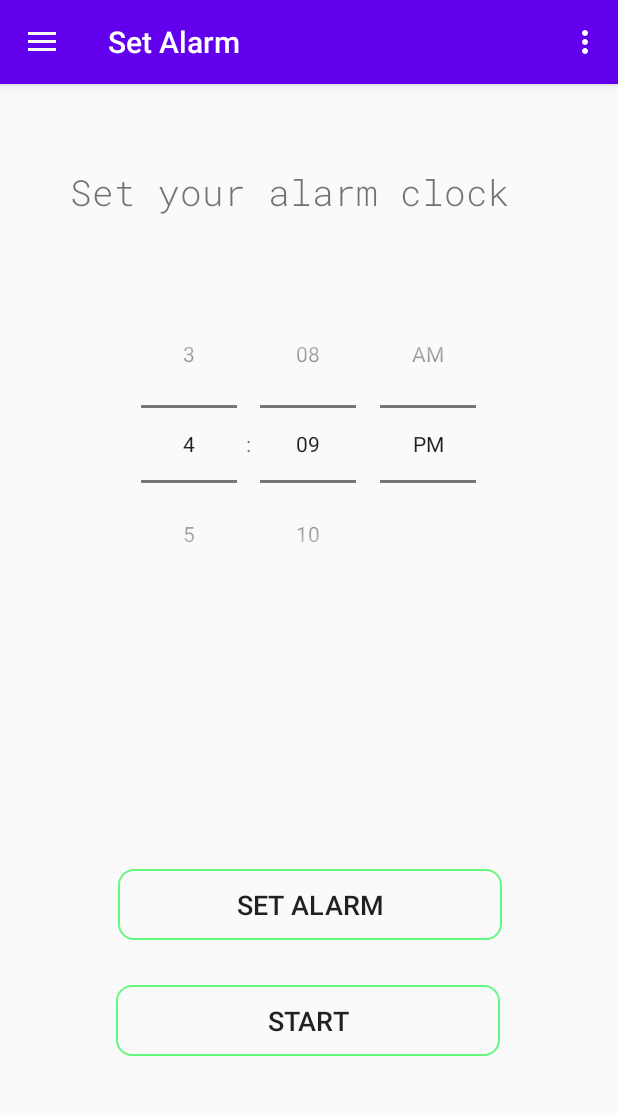
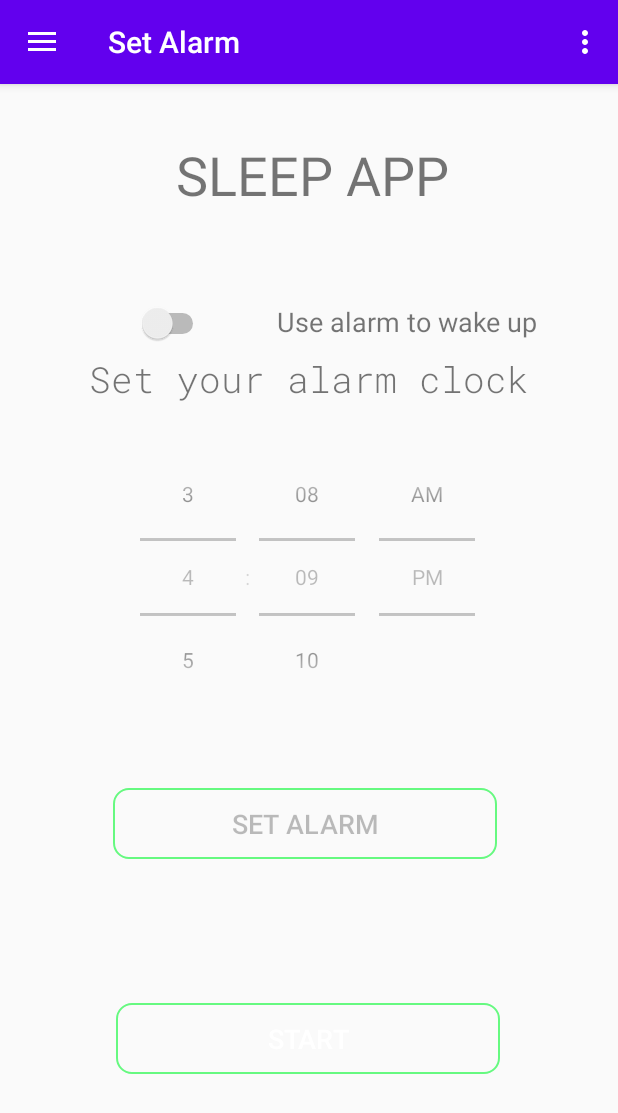
Before and after one commit to ekellim/Sleep-app, an Android app: the screen it shows after launch (MainActivity), on a phone screen of 412 x 824 dp. Shown: the top 1113 px of the screen. Run offline under Robolectric (Android 15) with nearby library versions, the light colour scheme and no system bars; our stand-ins replace navigation-ui.

Commit message:
Home screen alarm option layoutfixes popup window overview

```diff
--- a/app/src/main/java/com/example/sleep_app/Fragments/Set_alarm.java
+++ b/app/src/main/java/com/example/sleep_app/Fragments/Set_alarm.java
@@ -8,6 +8,7 @@ import android.app.NotificationChannel;
 import android.app.NotificationManager;
 import android.content.Context;
 import android.content.Intent;
+import android.graphics.Color;
 import android.hardware.Sensor;
 import android.hardware.SensorManager;
 import android.os.Build;
@@ -21,6 +22,8 @@ import android.view.View;
 import android.view.ViewGroup;
 import android.view.WindowManager;
 import android.widget.Button;
+import android.widget.CompoundButton;
+import android.widget.Switch;
 import android.widget.TextView;
 import android.widget.TimePicker;
 import android.widget.Toast;
@@ -63,7 +66,9 @@ public class Set_alarm extends Fragment {
     TimePicker timePicker;
     TimePicker.OnTimeChangedListener setTime;
     MyDBHandler db;
+    Button setAlarmButton;
     Button startButton;
+    Boolean switchState = false;
 
     /**
      * Whether or not the system UI should be auto-hidden after
@@ -159,6 +164,15 @@ public class Set_alarm extends Fragment {
         super.onViewCreated(view, savedInstanceState);
         mVisible = true;
 
+        Switch switch1 = view.findViewById(R.id.switch1);
+        switch1.setOnCheckedChangeListener(new CompoundButton.OnCheckedChangeListener() {
+            @Override
+            public void onCheckedChanged(CompoundButton buttonView, boolean isChecked) {
+                switchState = isChecked;
+                switchChanged();
+            }
+        });
+
         final TextView title = view.findViewById(R.id.title);
         title.setText("Set your alarm clock");
         timePicker = view.findViewById(R.id.timePicker);
@@ -167,7 +181,6 @@ public class Set_alarm extends Fragment {
         sensor = sensorManager.getDefaultSensor(Sensor.TYPE_ACCELEROMETER);
         //db = new MyDBHandler();
         startButton = (Button) view.findViewById(R.id.start_button);
-        startButton.setActivated(false);
         startButton.setOnClickListener(new View.OnClickListener() {
 
             @RequiresApi(api = Build.VERSION_CODES.O)
@@ -178,12 +191,11 @@ public class Set_alarm extends Fragment {
                     return;
                 } else {
                     startSleepMeasure(v);
-                    //testService(v);
                 }
             }
         });
 
-        Button setAlarmButton = view.findViewById(R.id.setAlarm_button);
+        setAlarmButton = view.findViewById(R.id.setAlarm_button);
         setAlarmButton.setOnClickListener(new View.OnClickListener() {
             @RequiresApi(api = Build.VERSION_CODES.M)
             @Override
@@ -191,6 +203,7 @@ public class Set_alarm extends Fragment {
                 setAlarm(v);
             }
         });
+        switchChanged();
     }
 
     @RequiresApi(api = Build.VERSION_CODES.M)
@@ -198,36 +211,25 @@ public class Set_alarm extends Fragment {
         Intent intent = new Intent(AlarmClock.ACTION_SET_ALARM);
 
         startButton.setActivated(true);
+        startButton.setTextColor(Color.WHITE);
 
         intent.putExtra(AlarmClock.EXTRA_HOUR, timePicker.getHour());
         intent.putExtra(AlarmClock.EXTRA_MINUTES, timePicker.getMinute());
         startActivity(intent);
     }
 
-
-
-    @RequiresApi(api = Build.VERSION_CODES.O)
-    public void testService(View v){
-        Intent intent = new Intent(getActivity(), SleepService.class);
-        Sleep activity;
-
-        DateTimeFormatter dtf = DateTimeFormatter.ofPattern("HH:mm:ss-dd/MM/yy");
-        LocalDateTime now = LocalDateTime.now();
-        try {
-            activity = new Sleep(-1, dtf.format(now), "null");
-        } catch (Exception e){
-            Toast.makeText(getActivity(), e.toString(), Toast.LENGTH_SHORT).show();
-            activity = new Sleep(-1, "error", "error");
+    public void switchChanged(){
+        if(switchState){
+            timePicker.setEnabled(true);
+            setAlarmButton.setEnabled(true);
+            startButton.setActivated(false);
+            startButton.setTextColor(Color.GRAY);
+        } else {
+            timePicker.setEnabled(false);
+            setAlarmButton.setEnabled(false);
+            startButton.setActivated(true);
+            startButton.setTextColor(Color.WHITE);
         }
-        MyDBHandler dbHandler = new MyDBHandler(getActivity());
-        dbHandler.addActivityHandler(activity);
-        int activityId = dbHandler.GetLastSleepId();
-        //values = String.format("%s:%s",timePicker.getHour(),timePicker.getMinute());
-        values = new String[]{Integer.toString(timePicker.getHour()), Integer.toString(timePicker.getMinute())};
-
-        intent.putExtra(TIMER, values);
-        intent.putExtra(ACTIVITY_ID, Integer.toString(activityId));
-        getActivity().startService(intent);
     }
 
 
@@ -239,8 +241,9 @@ public class Set_alarm extends Fragment {
         Intent intent = new Intent(getActivity(), MeasureActivity.class);
         DateTimeFormatter dtf = DateTimeFormatter.ofPattern("HH:mm:ss-dd/MM/yy");
         LocalDateTime now = LocalDateTime.now();
+        String dateTime = dtf.format(now);
         try {
-            activity = new Sleep(-1, dtf.format(now), "null");
+            activity = new Sleep(-1, dateTime, "null");
         } catch (Exception e){
             Toast.makeText(getActivity(), e.toString(), Toast.LENGTH_SHORT).show();
             activity = new Sleep(-1, "error", "error");
@@ -248,8 +251,11 @@ public class Set_alarm extends Fragment {
         MyDBHandler dbHandler = new MyDBHandler(getActivity());
         dbHandler.addActivityHandler(activity);
         int activityId = dbHandler.GetLastSleepId();
-        values = new String[]{Integer.toString(timePicker.getHour()), Integer.toString(timePicker.getMinute()), getDay()};
-
+        if(switchState) {
+            values = new String[]{Integer.toString(timePicker.getHour()), Integer.toString(timePicker.getMinute()), getDay()};
+        } else{
+            values = new String[]{Integer.toString(parseInt(dateTime.split("-")[0].split(":")[0])+12), dateTime.split("-")[0].split(":")[1], getDay()};
+        }
         intent.putExtra(TIMER, values);
         intent.putExtra(ACTIVITY_ID, Integer.toString(activityId));
         startActivityForResult(intent, SECOND_ACTIVITY_REQUEST_CODE);
--- a/app/src/main/res/layout-v21/fragment_set_alarm.xml
+++ b/app/src/main/res/layout-v21/fragment_set_alarm.xml
@@ -7,11 +7,38 @@
     tools:context=".MainActivity">
 
     <TextView
+        android:id="@+id/textView3"
+        android:layout_width="314dp"
+        android:layout_height="48dp"
+        android:layout_marginTop="36dp"
+        android:gravity="center"
+        android:text="SLEEP APP"
+        android:textSize="36sp"
+        app:layout_constraintEnd_toEndOf="parent"
+        app:layout_constraintHorizontal_bias="0.525"
+        app:layout_constraintStart_toStartOf="parent"
+        app:layout_constraintTop_toTopOf="parent" />
+
+    <TimePicker
+        android:id="@+id/timePicker"
+        android:layout_width="260dp"
+        android:layout_height="197dp"
+        android:layout_marginTop="16dp"
+        android:clickable="false"
+        android:timePickerMode="spinner"
+        app:layout_constraintEnd_toEndOf="parent"
+        app:layout_constraintHorizontal_bias="0.496"
+        app:layout_constraintStart_toStartOf="parent"
+        app:layout_constraintTop_toBottomOf="@+id/title" />
+
+    <TextView
         android:id="@+id/title"
         android:layout_width="319dp"
         android:layout_height="34dp"
-        android:layout_marginTop="56dp"
+        android:layout_marginTop="180dp"
+        android:clickable="false"
         android:fontFamily="@font/roboto_mono_light"
+        android:gravity="center"
         android:textSize="24sp"
         app:layout_constraintEnd_toEndOf="parent"
         app:layout_constraintLeft_toLeftOf="parent"
@@ -19,23 +46,11 @@
         app:layout_constraintStart_toStartOf="parent"
         app:layout_constraintTop_toTopOf="parent" />
 
-    <TimePicker
-        android:id="@+id/timePicker"
-        android:layout_width="wrap_content"
-        android:layout_height="wrap_content"
-        android:layout_marginTop="44dp"
-        android:clickable="false"
-        android:timePickerMode="spinner"
-        app:layout_constraintEnd_toEndOf="parent"
-        app:layout_constraintHorizontal_bias="0.496"
-        app:layout_constraintStart_toStartOf="parent"
-        app:layout_constraintTop_toBottomOf="@+id/title" />
-
     <Button
         android:id="@+id/start_button"
         android:layout_width="256dp"
         android:layout_height="47dp"
-        android:layout_marginBottom="120dp"
+        android:layout_marginBottom="108dp"
         android:background="@drawable/button_design"
         android:text="@string/start"
         android:textSize="18sp"
@@ -54,9 +69,37 @@
         android:textSize="18sp"
         app:layout_constraintBottom_toTopOf="@+id/start_button"
         app:layout_constraintEnd_toEndOf="parent"
-        app:layout_constraintHorizontal_bias="0.503"
+        app:layout_constraintHorizontal_bias="0.483"
         app:layout_constraintStart_toStartOf="parent"
         app:layout_constraintTop_toBottomOf="@+id/timePicker"
+        app:layout_constraintVertical_bias="0.388" />
+
+    <Switch
+        android:id="@+id/switch1"
+        android:layout_width="75dp"
+        android:layout_height="24dp"
+        android:layout_marginStart="44dp"
+        android:layout_marginLeft="44dp"
+        android:layout_marginTop="40dp"
+        app:layout_constraintBottom_toBottomOf="@+id/textView4"
+        app:layout_constraintEnd_toStartOf="@+id/textView4"
+        app:layout_constraintHorizontal_bias="0.307"
+        app:layout_constraintStart_toStartOf="parent"
+        app:layout_constraintTop_toBottomOf="@+id/textView3"
+        app:layout_constraintVertical_bias="0.758" />
+
+    <TextView
+        android:id="@+id/textView4"
+        android:layout_width="183dp"
+        android:layout_height="34dp"
+        android:layout_marginTop="40dp"
+        android:layout_marginEnd="44dp"
+        android:layout_marginRight="44dp"
+        android:text="Use alarm to wake up"
+        android:textSize="18sp"
+        app:layout_constraintBottom_toTopOf="@+id/title"
+        app:layout_constraintEnd_toEndOf="parent"
+        app:layout_constraintTop_toBottomOf="@+id/textView3"
         app:layout_constraintVertical_bias="1.0" />
 
 
--- a/app/src/main/res/layout/popup.xml
+++ b/app/src/main/res/layout/popup.xml
@@ -12,6 +12,7 @@
         android:layout_height="328dp"
         android:layout_marginTop="40dp"
         android:text="TextView"
+        android:textSize="20sp"
         app:layout_constraintEnd_toEndOf="parent"
         app:layout_constraintStart_toStartOf="parent"
         app:layout_constraintTop_toTopOf="parent" />
```
Also changed, not shown: app/src/main/java/com/example/sleep_app/Fragments/View_stats_fragment.java (+7 -3 lines).
